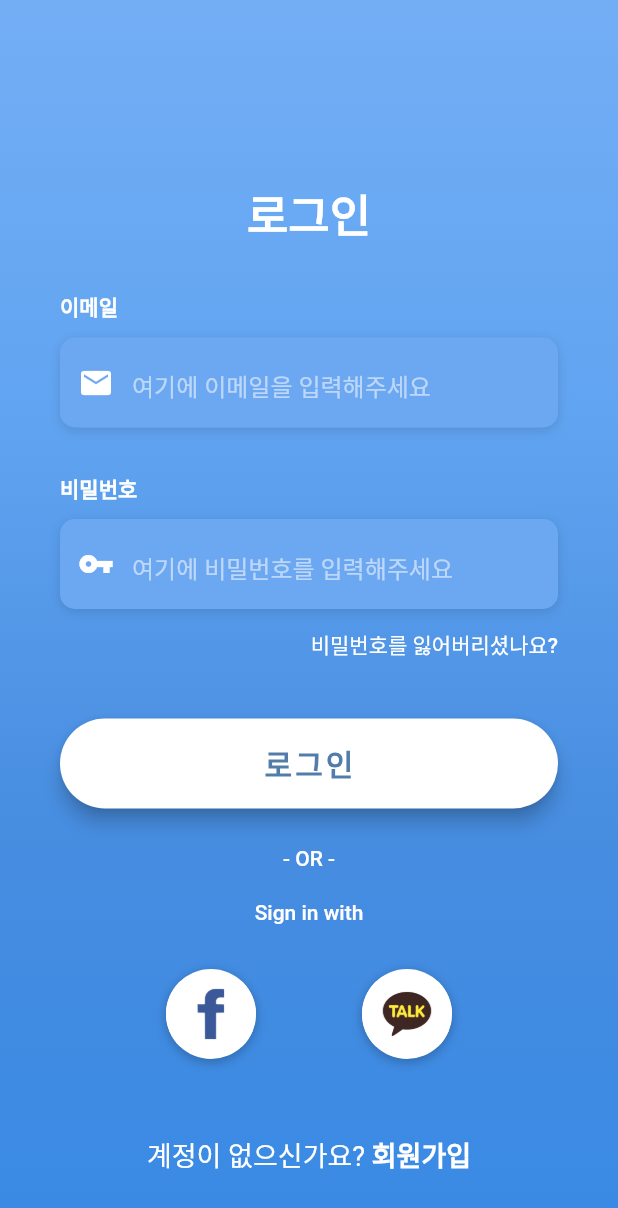
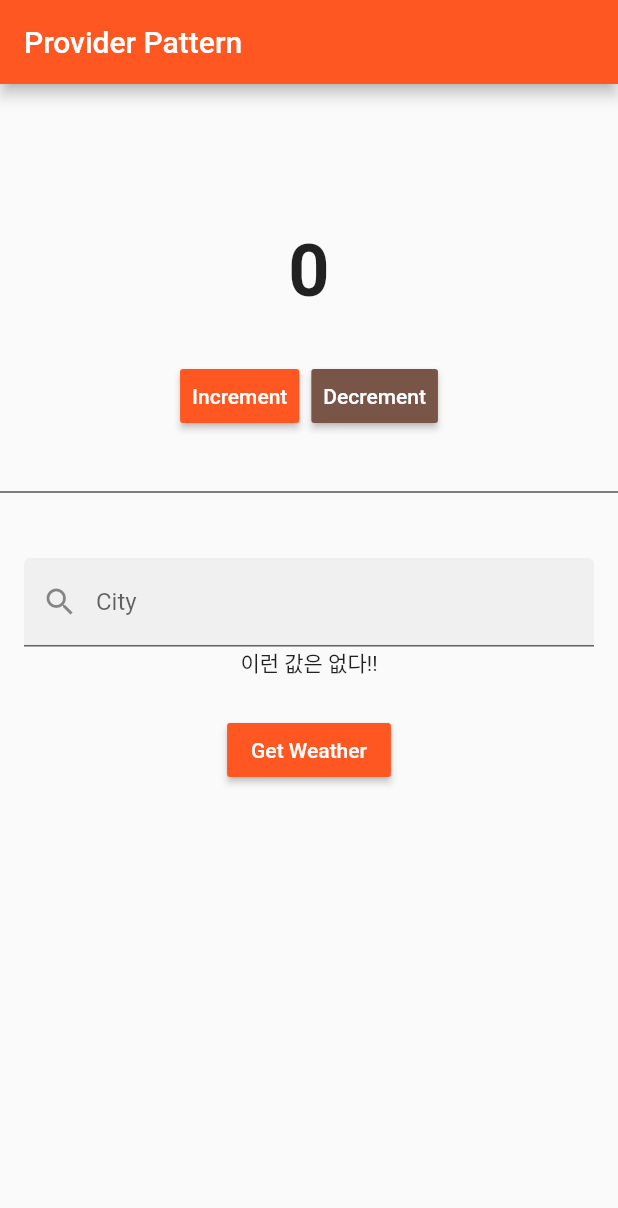
Before and after one commit to Kim-tang2/flutter-widget, a Flutter app: the screen it shows after launch, on a phone screen of 412 x 824 dp. Shown: the top 1208 px of the screen. Run offline on Flutter 3.47's test engine with Material 2 defaults, Android fonts, the phone set to English and light mode, and no system bars.

Commit message:
Wink Flutter Study hw3

```diff
--- a/lib/main.dart
+++ b/lib/main.dart
@@ -1,5 +1,9 @@
 import 'package:flutter/material.dart';
-import 'package:widgettest/screens/loginin.dart';
+
+import 'package:provider/provider.dart';
+import 'package:widgettest/provider/counter.dart';
+import 'package:widgettest/provider/weather.dart';
+
 
 void main() => runApp(MyApp());
 
@@ -7,8 +11,188 @@ class MyApp extends StatelessWidget {
   @override
   Widget build(BuildContext context) {
     return MaterialApp(
-        debugShowCheckedModeBanner: false,
-        home: LoginIn(),
+      title: 'Provider Demo',
+      debugShowCheckedModeBanner: false,
+      theme: ThemeData(
+        primarySwatch: Colors.deepOrange,
+        accentColor: Colors.brown,
+      ),
+      home: MyHomePage(),
     );
   }
 }
+
+class MyHomePage extends StatelessWidget {
+  MyHomePage({Key key}) : super(key: key);
+
+  @override
+  Widget build(BuildContext context) {
+    return MultiProvider(
+      providers: [
+        ChangeNotifierProvider<Counter>.value(value: Counter()),
+        ChangeNotifierProvider<Weather>.value(value: Weather()),
+      ],
+      child: Scaffold(
+        appBar: AppBar(
+          title: Text('Provider Pattern'),
+        ),
+        body: ListView(
+          children: <Widget>[
+            MyCounter(),
+            MyButtons(),
+            Divider(color: Colors.black),
+            MyWeather(),
+          ],
+        ),
+      ),
+    );
+  }
+}
+
+class MyCounter extends StatelessWidget {
+  @override
+  Widget build(BuildContext context) {
+    //var counter = Provider.of<Counter>(context);
+
+    return Padding(
+      padding: EdgeInsets.only(top: 96, bottom: 24),
+      child: Center(
+        child: Consumer<Counter>(
+          builder: (context, sungwon, child) =>
+            Text(
+            '${sungwon.count}',
+            style: TextStyle(
+              fontWeight: FontWeight.bold,
+              fontSize: 48.0,
+            ),
+          ),
+        ),
+      ),
+    );
+  }
+}
+class MyButtons extends StatelessWidget {
+  @override
+  Widget build(BuildContext context) {
+    var counter = Provider.of<Counter>(context, listen: false);
+
+    return Padding(
+      padding: const EdgeInsets.only(bottom: 24.0),
+      child: Center(
+        child: ButtonBar(
+          alignment: MainAxisAlignment.center,
+          children: <Widget>[
+            RaisedButton(
+              onPressed: counter.incrementCounter,
+//              onPressed: (){
+//                Provider.of<Counter>(context, listen: false).incrementCounter();
+//              },
+              child: Text('Increment'),
+              color: Theme.of(context).primaryColor,
+              textColor: Colors.white,
+            ),
+            RaisedButton(
+              onPressed: counter.decrementCounter,
+              child: Text('Decrement'),
+              color: Theme.of(context).accentColor,
+              textColor: Colors.white,
+            ),
+          ],
+        ),
+      ),
+    );
+  }
+}
+
+class MyWeather extends StatefulWidget {
+  @override
+  _MyWeatherState createState() => _MyWeatherState();
+}
+
+class _MyWeatherState extends State<MyWeather> {
+  final GlobalKey<FormState> _formKey = GlobalKey<FormState>();
+  final TextEditingController _locationController = TextEditingController();
+  bool _autovalidate = false;
+
+  @override
+  void dispose(){
+    _locationController.dispose();
+    super.dispose();
+  }
+
+  _submit(Weather weather) {
+    final form = _formKey.currentState;
+
+    if (form.validate()) {
+      final cityName = _locationController.text;
+      print(cityName);
+      weather.getWeather(cityName);
+    } else {
+      _autovalidate = true;
+    }
+  }
+
+  @override
+  Widget build(BuildContext context) {
+    var weather = Provider.of<Weather>(context);
+
+    var mainWeatherDesc = weather.weatherInfo == null
+        ? ''
+        : weather.weatherInfo['weather'][0]['main'];
+
+    return Form(
+      key: _formKey,
+      autovalidate: _autovalidate,
+      child: Padding(
+        padding: const EdgeInsets.symmetric(
+          vertical: 36.0,
+          horizontal: 16.0,
+        ),
+        child: Column(
+          children: <Widget>[
+            TextFormField(
+              controller: _locationController,
+              decoration: InputDecoration(
+                filled: true,
+                prefixIcon: Icon(Icons.search),
+                labelText: 'City',
+                hintText: 'Enter Location to watch for',
+              ),
+              validator: (value) {
+                return value.length <= 1 ? 'Loaction too short' : null;
+              },
+            ),
+            mainWeatherDesc.length > 0
+                ? Padding( // 조건 ? 조건이 맞으면 실행 : 조건이 틀리면 실행
+              padding: EdgeInsets.symmetric(vertical: 16.0),
+              child: Text(
+                mainWeatherDesc,
+                style: TextStyle(
+                  fontSize: 16,
+                ),
+              ),
+            )
+                : Container(child: Text("이런 값은 없다!!"),),
+            Padding(
+              padding: const EdgeInsets.only(top: 24.0),
+              child: RaisedButton(
+                onPressed: () {
+                  _submit(weather);
+                },
+                child: weather.loading
+                    ? SizedBox(
+                  width: 25,
+                  height: 25,
+                  child: CircularProgressIndicator(),
+                )
+                    : Text('Get Weather'),
+                color: Theme.of(context).primaryColor,
+                textColor: Colors.white,
+              ),
+            )
+          ],
+        ),
+      ),
+    );
+  }
+}
--- /dev/null
+++ b/lib/provider/counter.dart
@@ -0,0 +1,17 @@
+import 'package:flutter/foundation.dart';
+
+class Counter with ChangeNotifier {
+  int _count = 0; //private
+
+  int get count => _count;
+
+  void incrementCounter() {
+    _count++;
+    notifyListeners();
+  }
+
+  void decrementCounter() {
+    _count--;
+    notifyListeners();
+  }
+}//12345678
--- /dev/null
+++ b/lib/provider/weather.dart
@@ -0,0 +1,35 @@
+import 'package:flutter/foundation.dart';
+import 'package:http/http.dart' as http;
+import 'dart:convert';
+
+class Weather with ChangeNotifier {
+  final String key = '';
+  final String url = 'https://api.openweathermap.org/data/2.5/weather';
+
+  Map<String, dynamic> _weatherInfo;
+
+  bool _loading = false;
+
+  bool get loading => _loading;
+  Map<String, dynamic> get weatherInfo => _weatherInfo;
+
+  void setLoading(bool value) {
+    _loading = value;
+    notifyListeners();
+  }
+
+  Future<bool> getWeather(String cityName) async {
+    setLoading(true);
+    http.Response response = await http.get('$url?q=$cityName&appid=$key');
+    setLoading(false);
+
+    if (response.statusCode == 200) {
+      _weatherInfo = json.decode(response.body);
+      notifyListeners();
+      return true;
+    } else {
+      print('Fail to get weather');
+      return false;
+    }
+  }
+}
--- a/lib/screens/loginin.dart
+++ /dev/null
@@ -1,274 +0,0 @@
-import 'package:flutter/material.dart';
-import 'package:widgettest/shared/constants.dart';
-
-class LoginIn extends StatefulWidget {
-  @override
-  _LoginInState createState() => _LoginInState();
-}
-
-class _LoginInState extends State<LoginIn> {
-  @override
-  Widget build(BuildContext context) {
-    return Scaffold(
-      body: Stack(
-        children: <Widget>[
-          Container(
-            height: double.infinity,
-            width: double.infinity,
-            decoration: BoxDecoration(
-              gradient: LinearGradient(
-                begin: Alignment.topCenter,
-                end: Alignment.bottomCenter,
-                colors: [
-                  login_Gradient1,
-                  login_Gradient2,
-                  login_Gradient3,
-                  login_Gradient4,
-                ],
-              ),
-            ),
-          ),
-          Container(
-            height: double.infinity,
-            child: SingleChildScrollView(
-              physics: AlwaysScrollableScrollPhysics(),
-              padding: EdgeInsets.symmetric(
-                horizontal: 40.0,
-                vertical: 120.0,
-              ),
-              child: Column(
-                mainAxisAlignment: MainAxisAlignment.center,
-                children: <Widget>[
-                  Text(
-                    "로그인",
-                    style: TextStyle(
-                      color: Colors.white,
-                      fontSize: 30.0,
-                      fontWeight: FontWeight.bold,
-                    ),
-                  ),
-                  SizedBox(
-                    height: 30.0,
-                  ),
-                  buildEmailTextField(),
-                  SizedBox(
-                    height: 30.0,
-                  ),
-                  buildPWTextField(),
-                  buildForgetPW(),
-                  buildLoginBtn(),
-                  buildTextForm(),
-                  SizedBox(
-                    height: 30.0,
-                  ),
-                  buildSocialBtn(),
-                  SizedBox(
-                    height: 50.0,
-                  ),
-                  buildSignUpText()
-                ],
-              ),
-            ),
-          ),
-        ],
-      ),
-    );
-  }
-
-  Widget buildSignUpText() {
-    return GestureDetector(
-                  //onTap: (){print("당신은 회원가입을 눌렀습니다");},
-                  child: RichText(
-                    text: TextSpan(
-                      children: [
-                        TextSpan(
-                          text: '계정이 없으신가요? ',
-                          style: TextStyle(
-                            color: Colors.white,
-                            fontSize: 18.0,
-                            fontWeight: FontWeight.w400,
-                          ),
-                        ),
-                        TextSpan(
-                          text: '회원가입',
-                          style: TextStyle(
-                            color: Colors.white,
-                            fontSize: 18.0,
-                            fontWeight: FontWeight.bold,
-                          ),
-                        ),
-                      ],
-                    ),
-                  ),
-                );
-  }
-  Row buildSocialBtn() {
-    return Row(
-                  mainAxisAlignment: MainAxisAlignment.spaceEvenly,
-                  children: <Widget>[
-                    Container(
-                      height: 60.0,
-                      width: 60.0,
-                      decoration: BoxDecoration(
-                        shape: BoxShape.circle,
-                        color: Colors.white,
-                        boxShadow: [
-                          BoxShadow(
-                            color: Colors.black26,
-                            offset: Offset(0, 2),
-                            blurRadius: 6.0,
-                          ),
-                        ],
-                        image: DecorationImage(
-                          image: AssetImage('assets/facebook.jpg'),
-                        ),
-                      ),
-                    ),
-
-                    Container(
-                      height: 60.0,
-                      width: 60.0,
-                      decoration: BoxDecoration(
-                        shape: BoxShape.circle,
-                        color: Colors.white,
-                        boxShadow: [
-                          BoxShadow(
-                            color: Colors.black26,
-                            offset: Offset(0, 2),
-                            blurRadius: 6.0,
-                          ),
-                        ],
-                        image: DecorationImage(
-                          image: AssetImage('assets/kakao-talk.png'),
-                        ),
-                      ),
-                    ),
-                  ],
-                );
-  }
-  Widget buildTextForm() {
-    return Column(
-                  children: <Widget>[
-                    Text(
-                      '- OR -',
-                      style: TextStyle(
-                        color: Colors.white,
-                        fontWeight: FontWeight.w500,
-                      ),
-                    ),
-                    SizedBox(
-                      height: 20.0,
-                    ),
-                    Text(
-                      'Sign in with',
-                      style: TextStyle(
-                        color: Colors.white,
-                        fontWeight: FontWeight.w500,
-                      ),
-                    ),
-                  ],
-                );
-  }
-  Widget buildLoginBtn() {
-    return Container(
-                  padding: EdgeInsets.symmetric(vertical: 25.0),
-                  width: double.infinity,
-                  child: RaisedButton(
-                    elevation: 5.0,
-                    onPressed: (){print("press login btn");},
-                    padding: EdgeInsets.all(15.0),
-                    shape: RoundedRectangleBorder(
-                      borderRadius: BorderRadius.circular(30.0),
-                    ),
-                    color: Colors.white,
-                    child: Text(
-                      "로그인",
-                      style: TextStyle(
-                        color: btnTextColor,
-                        letterSpacing: 2.0,
-                        fontWeight: FontWeight.bold,
-                        fontSize: 20.0,
-                      ),
-                    ),
-                  ),
-                );
-  }
-  Widget buildForgetPW() {
-    return Container(
-                  alignment: Alignment.centerRight,
-                  child: FlatButton(
-                    onPressed: (){ print("당신은 비밀번호 잃어버린 버튼을 눌렀습니다");},
-                    padding: EdgeInsets.only(right: 0.0),
-                    child: Text(
-                      '비밀번호를 잃어버리셨나요?',
-                      style: TextStyle(
-                        color: Colors.white,
-                      ),
-                    ),
-                  ),
-                );
-  }
-  Widget buildPWTextField() {
-    return Column(
-                  crossAxisAlignment: CrossAxisAlignment.start,
-                  children: <Widget>[
-                    Text(
-                      "비밀번호",
-                      style: TextStyle(
-                          color: Colors.white, fontWeight: FontWeight.bold),
-                    ),
-                    SizedBox(height: 10.0,),
-                    Container(
-                      alignment: Alignment.centerLeft,
-                      decoration: loginBoxDeco,
-                      height: 60.0,
-                      child: TextField(
-                        obscureText: true,
-                        keyboardType: TextInputType.emailAddress,
-                        style: TextStyle(color: Colors.white),
-                        decoration: InputDecoration(
-                          border: InputBorder.none,
-                          contentPadding: EdgeInsets.only(top: 14.0),
-                          prefixIcon: Icon(Icons.vpn_key, color: Colors.white,),
-                          hintText: '여기에 비밀번호를 입력해주세요',
-                          hintStyle: TextStyle(
-                            color: Colors.white54,
-                          ),
-                        ),
-                      ),
-                    ),
-                  ],
-                );
-  }
-  Widget buildEmailTextField() {
-    return Column(
-                  crossAxisAlignment: CrossAxisAlignment.start,
-                  children: <Widget>[
-                    Text(
-                      "이메일",
-                      style: TextStyle(
-                          color: Colors.white, fontWeight: FontWeight.bold),
-                    ),
-                    SizedBox(height: 10.0,),
-                    Container(
-                      alignment: Alignment.centerLeft,
-                      decoration: loginBoxDeco,
-                      height: 60.0,
-                      child: TextField(
-                        keyboardType: TextInputType.emailAddress,
-                        style: TextStyle(color: Colors.white),
-                        decoration: InputDecoration(
-                          border: InputBorder.none,
-                          contentPadding: EdgeInsets.only(top: 14.0),
-                          prefixIcon: Icon(Icons.email, color: Colors.white,),
-                          hintText: '여기에 이메일을 입력해주세요',
-                          hintStyle: TextStyle(
-                            color: Colors.white54,
-                          ),
-                        ),
-                      ),
-                    ),
-                  ],
-                );
-  }
-}
--- a/lib/shared/constants.dart
+++ /dev/null
@@ -1,22 +0,0 @@
-import 'dart:ui';
-
-import 'package:flutter/material.dart';
-
-var login_Gradient1 = Color(0xFF73AEF5);
-var login_Gradient2 = Color(0xFF61A4F1);
-var login_Gradient3 = Color(0xFF478DE0);
-var login_Gradient4 = Color(0xFF398AE5);
-
-final loginBoxDeco = BoxDecoration(
-  color: Color(0xFF6CA8F1),
-  borderRadius: BorderRadius.circular(10.0),
-  boxShadow: [
-    BoxShadow(
-      color: Colors.black12,
-      blurRadius: 6.0,
-      offset: Offset(0, 2),
-    ),
-  ],
-);
-
-Color btnTextColor = Color(0xFF527DAA);
--- a/pubspec.yaml
+++ b/pubspec.yaml
@@ -23,6 +23,9 @@ dependencies:
   # The following adds the Cupertino Icons font to your application.
   # Use with the CupertinoIcons class for iOS style icons.
   cupertino_icons: ^0.1.2
+  provider: ^3.0.0+1
+  http: ^0.12.0+2
+
 
 dev_dependencies:
   flutter_test:
```
Also changed, not shown: pubspec.lock.
